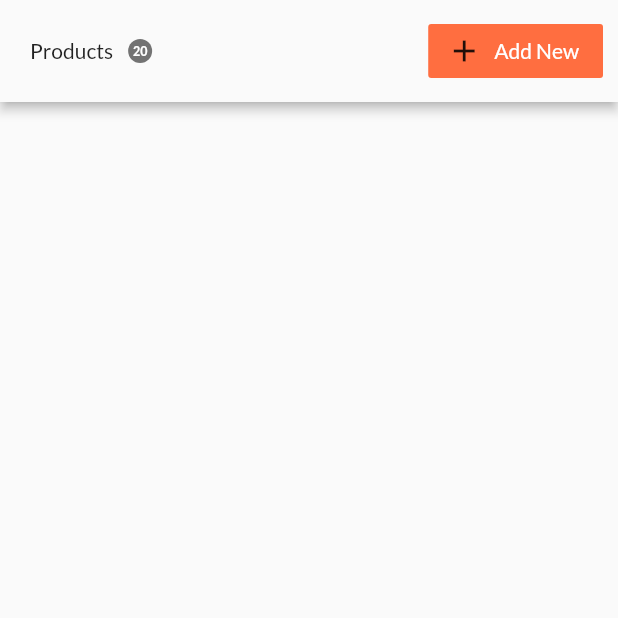
After one commit to mariapru4/delivery-shop-, a Flutter app: the ProductScreen screen opened directly, on a phone screen of 412 x 824 dp, the top half of it. The commit adds this screen. Run offline on Flutter 3.47's test engine with Material 2 defaults, Android fonts, the phone set to English and light mode, and no system bars; our stand-ins replace carousel_slider, cloud_firestore, dots_indicator, email_validator, firebase_auth, firebase_core and 8 more; accounts and stored records are empty.

Commit message:
Drawer and Add Product Screen

```diff
--- a/lib/main.dart
+++ b/lib/main.dart
@@ -2,12 +2,14 @@ import 'dart:async';
 
 import 'package:delivery_app/providers/auth_provider.dart';
 import 'package:delivery_app/providers/location_provider.dart';
+import 'package:delivery_app/screens/add_new_product_screen.dart';
 import 'package:delivery_app/screens/home_screen.dart';
 import 'package:delivery_app/screens/login_screen.dart';
 import 'package:delivery_app/screens/login_vendor_screen.dart';
 import 'package:delivery_app/screens/main_screen.dart';
 import 'package:delivery_app/screens/map_screen.dart';
 import 'package:delivery_app/screens/register_screen.dart';
+import 'package:delivery_app/screens/vendor_home_screen.dart';
 import 'package:delivery_app/screens/welcome_screen.dart';
 import 'package:delivery_app/widgets/image_picker.dart';
 import 'package:delivery_app/widgets/reset_password.dart';
@@ -53,6 +55,8 @@ class MyApp extends StatelessWidget {
         LoginVendorScreen.id: (context) => LoginVendorScreen(),
         ResetPasswordScreen.id: (context) => ResetPasswordScreen(),
         MainScreen.id: (context) => MainScreen(),
+        VendorHomeScreen.id: (context) => VendorHomeScreen(),
+        AddNewProduct.id: (context) => AddNewProduct(),
       },
     );
   }
--- a/lib/screens/login_vendor_screen.dart
+++ b/lib/screens/login_vendor_screen.dart
@@ -1,6 +1,7 @@
 import 'package:delivery_app/providers/auth_provider.dart';
 import 'package:delivery_app/screens/home_screen.dart';
 import 'package:delivery_app/screens/register_screen.dart';
+import 'package:delivery_app/screens/vendor_home_screen.dart';
 import 'package:delivery_app/widgets/reset_password.dart';
 import 'package:email_validator/email_validator.dart';
 import 'package:flutter/cupertino.dart';
@@ -165,7 +166,7 @@ class _LoginVendorScreenState extends State<LoginVendorScreen> {
                                       loading = false;
                                     });
                                     Navigator.pushReplacementNamed(
-                                        context, HomeScreen.id);
+                                        context, VendorHomeScreen.id);
                                   } else {
                                     setState(() {
                                       loading = false;
--- /dev/null
+++ b/lib/screens/product_screen.dart
@@ -0,0 +1,68 @@
+import 'dart:ui';
+
+import 'package:delivery_app/screens/add_new_product_screen.dart';
+import 'package:flutter/material.dart';
+
+class ProductScreen extends StatelessWidget {
+  const ProductScreen({Key? key}) : super(key: key);
+
+  @override
+  Widget build(BuildContext context) {
+    return Scaffold(
+      body: Column(
+        children: [
+          Material(
+            elevation: 3,
+            child: Padding(
+              padding: const EdgeInsets.all(10.0),
+              child: Row(
+                mainAxisAlignment: MainAxisAlignment.spaceBetween,
+                children: [
+                  Padding(
+                    padding: const EdgeInsets.only(left: 10),
+                    child: Container(
+                      child: Row(
+                        children: [
+                          Text('Products'),
+                          SizedBox(
+                            width: 10,
+                          ),
+                          CircleAvatar(
+                            backgroundColor: Colors.black54,
+                            maxRadius: 8,
+                            child: FittedBox(
+                              child: Padding(
+                                padding: const EdgeInsets.all(6.0),
+                                child: Text(
+                                  '20',
+                                  style: TextStyle(
+                                      color: Colors.white,
+                                      fontWeight: FontWeight.bold),
+                                ),
+                              ),
+                            ),
+                          )
+                        ],
+                      ),
+                    ),
+                  ),
+                  FlatButton.icon(
+                    icon: Icon(Icons.add),
+                    label: Text(
+                      'Add New',
+                      style: TextStyle(color: Colors.white),
+                    ),
+                    color: Theme.of(context).primaryColor,
+                    onPressed: () {
+                      Navigator.pushNamed(context, AddNewProduct.id);
+                    },
+                  )
+                ],
+              ),
+            ),
+          )
+        ],
+      ),
+    );
+  }
+}
--- a/pubspec.yaml
+++ b/pubspec.yaml
@@ -35,6 +35,7 @@ dependencies:
   email_validator: ^2.0.1
   firebase_storage: ^10.2.10
   persistent_bottom_nav_bar: ^4.0.2
+  flutter_slider_drawer: ^1.2.1
 
 
 
```
Also changed, not shown: lib/screens/add_new_product_screen.dart (added, +70 -0 lines), lib/screens/dashboard_screen.dart (added, +17 -0 lines), lib/screens/vendor_home_screen.dart (added, +53 -0 lines), lib/services/drawer_services.dart (added, +16 -0 lines), lib/widgets/drawer_menu_widget.dart (added, +96 -0 lines), pubspec.lock.
